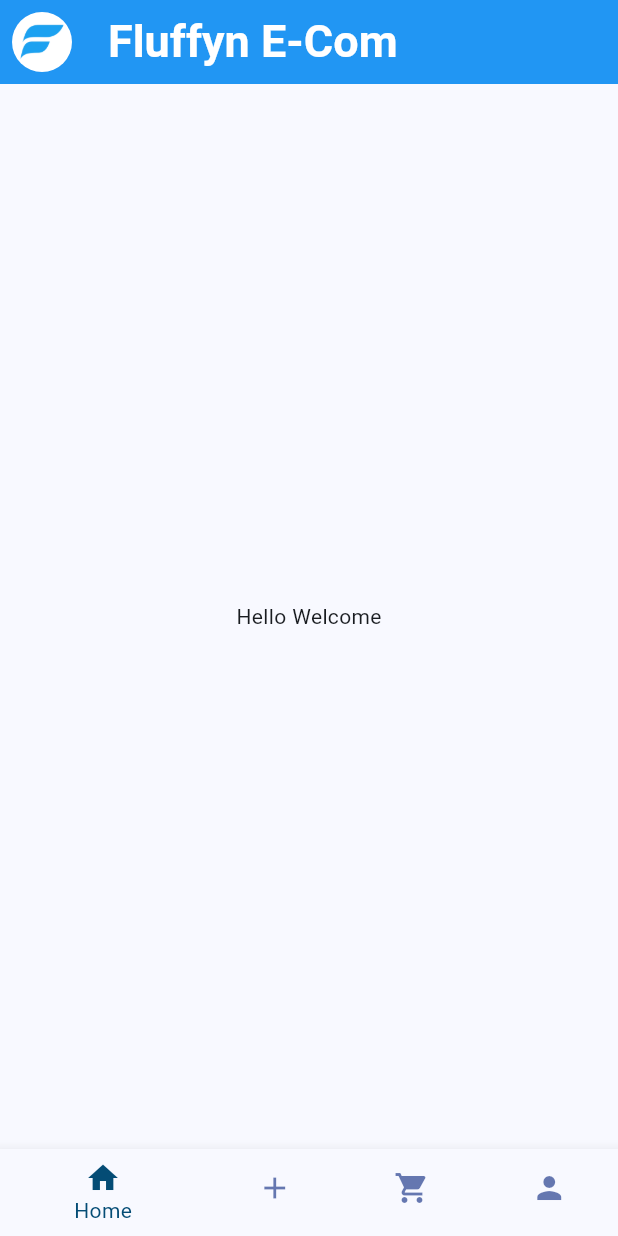
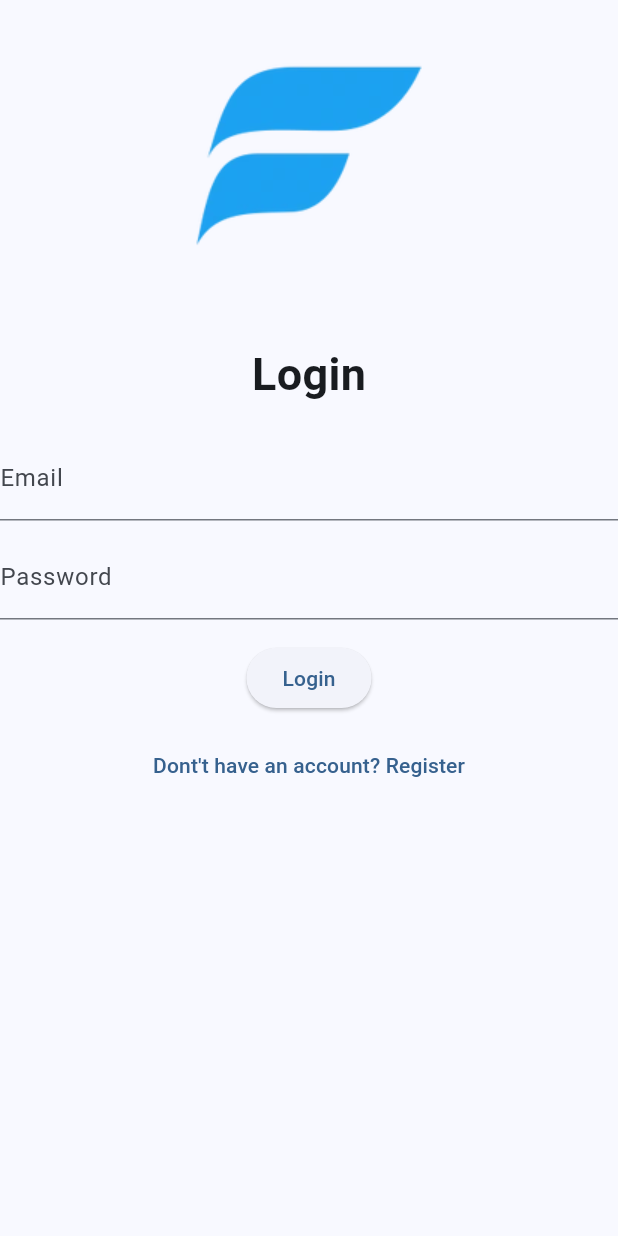
Before and after one commit to rajsharma07/fluffyn_e_commerce, a Flutter app: the screen it shows after launch, on a phone screen of 412 x 824 dp. Run offline on Flutter 3.47's test engine with Material 3 defaults, Android fonts, the phone set to English and light mode, and no system bars; our stand-ins replace dartz, flutter_bloc, flutter_secure_storage.

Commit message:
Authentication complete

```diff
--- /dev/null
+++ b/lib/bloc/authentication/auth_bloc.dart
@@ -0,0 +1,89 @@
+import 'package:fluffyn_e_commerce/bloc/authentication/auth_event.dart';
+import 'package:fluffyn_e_commerce/bloc/authentication/auth_state.dart';
+import 'package:fluffyn_e_commerce/core/error/failures.dart';
+import 'package:fluffyn_e_commerce/core/storage/secured_storage.dart';
+import 'package:flutter_bloc/flutter_bloc.dart';
+
+class AuthBloc extends Bloc<AuthEvent, AuthState> {
+  AuthBloc() : super(InitialState()) {
+    //logging in user
+    on<LogInEvent>(
+      (event, emit) async {
+        emit(LoadingState());
+        try {
+          if (!await SecuredStorage.isRegistered(event.email)) {
+            emit(
+              FailureState(
+                Failures("Email not registered!!"),
+              ),
+            );
+          }
+          //checking is password is correct
+          else if (await SecuredStorage.checkPassword(
+            event.email,
+            event.password,
+          )) {
+            await SecuredStorage.login(event.email);
+            emit(
+              SuccessState(
+                event.email,
+              ),
+            );
+          } else {
+            emit(
+              FailureState(
+                Failures("Password or email is incorrect"),
+              ),
+            );
+          }
+        } catch (error) {
+          emit(
+            FailureState(
+              Failures("Something went wrong!"),
+            ),
+          );
+        }
+      },
+    );
+
+    //regestering user
+    on<RegisterEvent>(
+      (event, emit) async {
+        emit(LoadingState());
+        try {
+          if ((await SecuredStorage.isRegistered(event.email)) == true) {
+            emit(
+              FailureState(Failures("Email Already Registered!!")),
+            );
+          } else {
+            await SecuredStorage.addCredential(event.email, event.password);
+            await SecuredStorage.login(event.email);
+            emit(
+              SuccessState(event.email),
+            );
+          }
+        } catch (error) {
+          emit(
+            FailureState(
+              Failures("Something went wrong"),
+            ),
+          );
+        }
+      },
+    );
+
+    //determine if user already logged in
+    on<InitializeEvent>(
+      (event, emit) async {
+        final email = await SecuredStorage.isLogin();
+        if (email == null) {
+          emit(InitialState());
+        } else {
+          emit(
+            SuccessState(email),
+          );
+        }
+      },
+    );
+  }
+}
--- /dev/null
+++ b/lib/bloc/authentication/auth_event.dart
@@ -0,0 +1,15 @@
+abstract class AuthEvent {}
+
+class LogInEvent extends AuthEvent {
+  String email;
+  String password;
+  LogInEvent(this.email, this.password);
+}
+
+class RegisterEvent extends AuthEvent {
+  String email;
+  String password;
+  RegisterEvent(this.email, this.password);
+}
+
+class InitializeEvent extends AuthEvent {}
--- /dev/null
+++ b/lib/bloc/authentication/auth_state.dart
@@ -0,0 +1,17 @@
+import 'package:fluffyn_e_commerce/core/error/failures.dart';
+
+abstract class AuthState {}
+
+class SuccessState extends AuthState {
+  String email;
+  SuccessState(this.email);
+}
+
+class InitialState extends AuthState {}
+
+class LoadingState extends AuthState {}
+
+class FailureState extends AuthState {
+  Failures failure;
+  FailureState(this.failure);
+}
--- /dev/null
+++ b/lib/core/error/failures.dart
@@ -0,0 +1,4 @@
+class Failures {
+  String? messages;
+  Failures(this.messages);
+}
--- /dev/null
+++ b/lib/core/storage/secured_storage.dart
@@ -0,0 +1,36 @@
+import 'package:flutter_secure_storage/flutter_secure_storage.dart';
+
+class SecuredStorage {
+  static const storage = FlutterSecureStorage();
+
+  static Future<void> addCredential(String email, String password) async {
+    await storage.write(key: email, value: password);
+  }
+
+  static Future<bool> checkPassword(String email, String password) async {
+    String pass = await storage.read(key: email) ?? "";
+    if (pass == password) {
+      return true;
+    }
+    return false;
+  }
+
+  static Future<void> removeAccound(String email) async {
+    await storage.delete(key: email);
+  }
+
+  static Future<void> login(String email) async {
+    await storage.write(key: "logged_in", value: email);
+  }
+
+  static Future<String?> isLogin() async {
+    return await storage.read(key: "logged_in");
+  }
+
+  static Future<bool> isRegistered(String email) async {
+    if (await storage.read(key: email) == null) {
+      return false;
+    }
+    return true;
+  }
+}
--- a/lib/main.dart
+++ b/lib/main.dart
@@ -1,6 +1,11 @@
+import 'package:fluffyn_e_commerce/bloc/authentication/auth_bloc.dart';
+import 'package:fluffyn_e_commerce/bloc/authentication/auth_event.dart';
+import 'package:fluffyn_e_commerce/bloc/authentication/auth_state.dart';
 import 'package:fluffyn_e_commerce/core/theme/app_theme.dart';
+import 'package:fluffyn_e_commerce/src/authentication/pages/auth_page.dart';
 import 'package:fluffyn_e_commerce/src/skeleton/skeleton.dart';
 import 'package:flutter/material.dart';
+import 'package:flutter_bloc/flutter_bloc.dart';
 
 void main() {
   runApp(const ECommerceApp());
@@ -13,7 +18,23 @@
   Widget build(BuildContext context) {
     return MaterialApp(
       theme: themeData,
-      home: const Skeleton(),
+      home: BlocProvider(
+        create: (context) {
+          return AuthBloc()
+            ..add(
+              InitializeEvent(),
+            );
+        },
+        child: BlocBuilder<AuthBloc, AuthState>(
+          builder: (context, state) {
+            if (state is SuccessState) {
+              return const Skeleton();
+            } else {
+              return const AuthPage();
+            }
+          },
+        ),
+      ),
     );
   }
 }
--- /dev/null
+++ b/lib/provider/auth_page_provider.dart
@@ -0,0 +1,11 @@
+import 'package:flutter/foundation.dart';
+
+class AuthPageProvider extends ChangeNotifier {
+  int _page = 0;
+  int getPage() => _page;
+
+  void change(int i) {
+    _page = i;
+    notifyListeners();
+  }
+}
--- /dev/null
+++ b/lib/src/authentication/pages/auth_page.dart
@@ -0,0 +1,38 @@
+import 'package:fluffyn_e_commerce/provider/auth_page_provider.dart';
+import 'package:fluffyn_e_commerce/src/authentication/widgets/login_widget.dart';
+import 'package:fluffyn_e_commerce/src/authentication/widgets/register_widget.dart';
+import 'package:flutter/material.dart';
+import 'package:provider/provider.dart';
+
+class AuthPage extends StatelessWidget {
+  const AuthPage({super.key});
+
+  final pages = const [
+    LoginWidget(),
+    RegisterWidget(),
+  ];
+
+  @override
+  Widget build(BuildContext context) {
+    return ChangeNotifierProvider(
+      create: (context) => AuthPageProvider(),
+      child: Scaffold(
+        body: SingleChildScrollView(
+          child: Column(
+            children: [
+              Image.asset("assets/logo.png"),
+              const SizedBox(
+                height: 20,
+              ),
+              Consumer<AuthPageProvider>(
+                builder: (context, value, child) {
+                  return pages[value.getPage()];
+                },
+              ),
+            ],
+          ),
+        ),
+      ),
+    );
+  }
+}
--- /dev/null
+++ b/lib/src/authentication/widgets/login_widget.dart
@@ -0,0 +1,124 @@
+import 'package:fluffyn_e_commerce/bloc/authentication/auth_bloc.dart';
+import 'package:fluffyn_e_commerce/bloc/authentication/auth_event.dart';
+import 'package:fluffyn_e_commerce/bloc/authentication/auth_state.dart';
+import 'package:fluffyn_e_commerce/core/util/my_snack_bar.dart';
+import 'package:fluffyn_e_commerce/provider/auth_page_provider.dart';
+import 'package:flutter/material.dart';
+import 'package:flutter_bloc/flutter_bloc.dart';
+import 'package:provider/provider.dart';
+
+class LoginWidget extends StatefulWidget {
+  const LoginWidget({super.key});
+
+  @override
+  State<LoginWidget> createState() => _LoginWidgetState();
+}
+
+class _LoginWidgetState extends State<LoginWidget> {
+  final formkey = GlobalKey<FormState>();
+  String email = "";
+  String password = "";
+
+  void loginUser() {
+    if (formkey.currentState!.validate()) {
+      formkey.currentState!.save();
+      context.read<AuthBloc>().add(LogInEvent(email, password));
+    }
+  }
+
+  @override
+  Widget build(BuildContext context) {
+    return Form(
+      key: formkey,
+      child: Column(
+        children: [
+          const Text(
+            "Login",
+            style: TextStyle(
+              fontSize: 30,
+              fontWeight: FontWeight.bold,
+            ),
+          ),
+          const SizedBox(
+            height: 20,
+          ),
+          TextFormField(
+            decoration: const InputDecoration(
+              label: Text("Email"),
+            ),
+            keyboardType: TextInputType.emailAddress,
+            validator: (value) {
+              if (value == null || value.isEmpty) {
+                return 'Please enter your email';
+              }
+              final emailRegex = RegExp(r'^[\w-\.]+@([\w-]+\.)+[\w-]{2,4}$');
+              if (!emailRegex.hasMatch(value)) {
+                return 'Please enter a valid email address';
+              }
+              return null;
+            },
+            onSaved: (newValue) {
+              email = newValue!;
+            },
+          ),
+          const SizedBox(
+            height: 10,
+          ),
+          TextFormField(
+            decoration: const InputDecoration(
+              label: Text("Password"),
+            ),
+            obscureText: true,
+            keyboardType: TextInputType.visiblePassword,
+            validator: (value) {
+              if (value == null || value.isEmpty) {
+                return 'Please enter your password';
+              }
+              if (value.length < 8) {
+                return 'Password must be at least 8 characters long';
+              }
+              return null;
+            },
+            onSaved: (newValue) {
+              password = newValue!;
+            },
+          ),
+          const SizedBox(
+            height: 15,
+          ),
+          BlocBuilder<AuthBloc, AuthState>(
+            builder: (context, state) {
+              if (state is FailureState) {
+                WidgetsBinding.instance.addPostFrameCallback(
+                  (timeStamp) {
+                    MySnackBar.showSnackBar(
+                      context,
+                      state.failure.messages ?? "Something went wrong!!",
+                    );
+                  },
+                );
+              }
+              return ElevatedButton(
+                onPressed: (state is LoadingState) ? null : loginUser,
+                child: (state is LoadingState)
+                    ? const Center(
+                        child: CircularProgressIndicator(),
+                      )
+                    : const Text("Login"),
+              );
+            },
+          ),
+          const SizedBox(
+            height: 10,
+          ),
+          TextButton(
+            onPressed: () {
+              Provider.of<AuthPageProvider>(context, listen: false).change(1);
+            },
+            child: const Text("Dont't have an account? Register"),
+          )
+        ],
+      ),
+    );
+  }
+}
--- a/pubspec.yaml
+++ b/pubspec.yaml
@@ -41,6 +41,8 @@ dependencies:
   sqflite: ^2.4.1
   path: ^1.9.0
   provider: ^6.1.4
+  flutter_secure_storage: ^9.2.4
+  dartz: ^0.10.1
 
 dev_dependencies:
   flutter_test:
```
Also changed, not shown: lib/core/http_requests/get_request.dart (added, +28 -0 lines), lib/core/util/my_snack_bar.dart (added, +12 -0 lines), lib/src/authentication/widgets/register_widget.dart (added, +124 -0 lines), lib/src/cart/pages/cart_page.dart (added, +10 -0 lines), lib/src/home/pages/home_page.dart (added, +10 -0 lines), lib/src/products_listing/pages/product_listing_page.dart (added, +10 -0 lines), lib/src/profile/pages/profile_page.dart (added, +10 -0 lines), lib/src/skeleton/skeleton.dart (+14 -3 lines), pubspec.lock, 10 other files.
